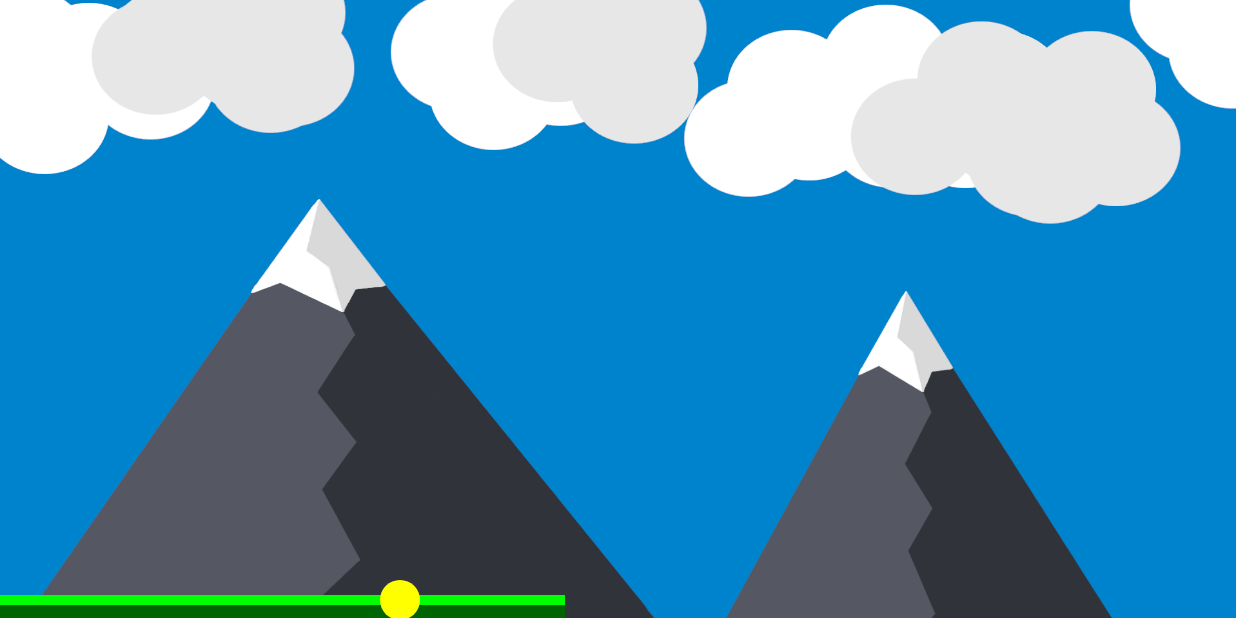
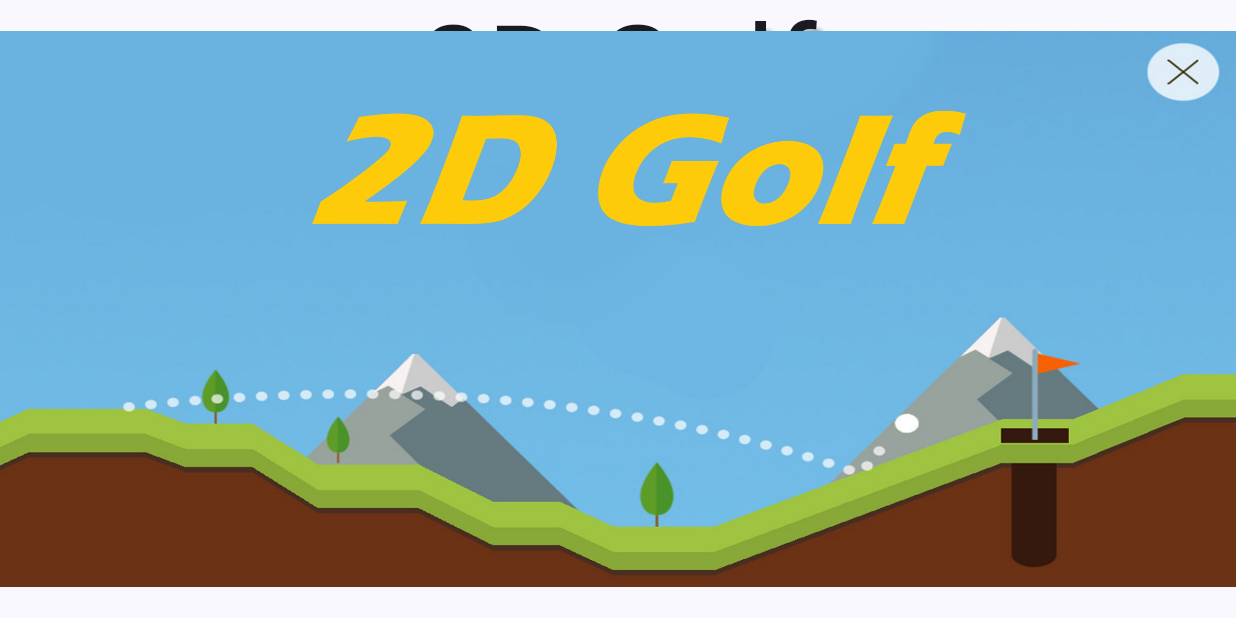
Before and after one commit to DavvveN/2D-Golf, an Android app built with Jetpack Compose: the screen it shows after launch (MainActivity), on a phone screen of 824 x 412 dp (held sideways). Run offline under Robolectric (Android 15) with nearby library versions, the phone set to English and light mode, and no system bars.

Commit message:
fixed movement vector and added startpage

```diff
--- a/app/src/main/java/com/example/a2d_golf/GameViewModel.kt
+++ b/app/src/main/java/com/example/a2d_golf/GameViewModel.kt
@@ -50,6 +50,11 @@ class GameViewModel(application: Application) : AndroidViewModel(application) {
 
         //TODO CHECK DIRECTION OF USER VECTOR
         val uF = bState.value.userForce.scale(physicsConst.USERFACTOR).scale(deltaTime)
+        if(uF.xPos != 0f ||uF.yPos != 0f){
+        Log.i("abcdefx",uF.yPos.toString())
+        Log.i("abcdefy",uF.yPos.toString())
+        }
+
 
         newVelocity.add(uF)
         _bState.value.userForce = Vector2.VectorConst.EMPTY
--- a/app/src/main/java/com/example/a2d_golf/MovementArrowState.kt
+++ b/app/src/main/java/com/example/a2d_golf/MovementArrowState.kt
@@ -16,7 +16,7 @@ data class MovementArrowState(
     }
 
     fun launchBall(){
-        _bState.value.userForce = position
+        _bState.value.userForce = position.sub(_bState.value.position)
         display = false
     }
 }
--- a/app/src/main/java/com/example/a2d_golf/consts/PhysicsConst.kt
+++ b/app/src/main/java/com/example/a2d_golf/consts/PhysicsConst.kt
@@ -3,6 +3,6 @@ package com.example.a2d_golf.consts
 data class PhysicsConst(
     val GRAVITY : Float  = 500f,
     val BOUNCE_FACTOR : Float = 0.8f,
-    val USERFACTOR : Float = 70f
+    val USERFACTOR : Float = 100f
 ) {
 }
--- a/app/src/main/java/com/example/a2d_golf/userinterface/MainActivity.kt
+++ b/app/src/main/java/com/example/a2d_golf/userinterface/MainActivity.kt
@@ -17,9 +17,9 @@ class MainActivity : ComponentActivity() {
                 // A surface container using the 'background' color from the theme
                 Surface(
                     modifier = Modifier.fillMaxSize(),
-                    color = MaterialTheme.colorScheme.background
+                    color = MaterialTheme.colorScheme.background,
                 ) {
-                    GameView();
+                    StartPage(modifier = Modifier)
                 }
             }
         }
--- /dev/null
+++ b/app/src/main/java/com/example/a2d_golf/userinterface/StartPage.kt
@@ -0,0 +1,55 @@
+package com.example.a2d_golf.userinterface
+
+import androidx.compose.foundation.Image
+import androidx.compose.foundation.gestures.detectDragGestures
+import androidx.compose.foundation.gestures.detectTapGestures
+import androidx.compose.foundation.layout.Box
+import androidx.compose.foundation.layout.Column
+import androidx.compose.foundation.layout.fillMaxSize
+import androidx.compose.foundation.layout.fillMaxWidth
+import androidx.compose.material3.Text
+import androidx.compose.runtime.Composable
+import androidx.compose.ui.Alignment
+import androidx.compose.ui.Modifier
+import androidx.compose.ui.geometry.Offset
+import androidx.compose.ui.graphics.Color
+import androidx.compose.ui.graphics.Shadow
+import androidx.compose.ui.input.pointer.pointerInput
+import androidx.compose.ui.res.painterResource
+import androidx.compose.ui.unit.sp
+import com.example.a2d_golf.R
+
+@Composable
+fun StartPage(modifier: Modifier) {
+    val offset = Offset(5.0f, 10.0f)
+
+    Box(
+        Modifier
+            .fillMaxSize()
+            .pointerInput(Unit) {
+                detectTapGestures {
+                    //TODO GAMEVIEW
+                }
+            }
+    ) {
+        Column(
+            modifier.fillMaxSize(),
+            horizontalAlignment = Alignment.CenterHorizontally,
+        ) {
+            Text(
+                text = "2D Golf",
+                style = androidx.compose.ui.text.TextStyle(
+                    fontSize = 80.sp,
+                    shadow = Shadow(
+                        color = Color.Gray, offset = offset, blurRadius = 3f
+                    )
+                ),
+            )
+        }
+        Image(
+            painter = painterResource(id = R.drawable.start_background),
+            contentDescription = null,
+            modifier.fillMaxSize()
+        )
+    }
+}
```
Also changed, not shown: app/src/main/res/drawable-nodpi/start_background.jpg (added), app/src/main/res/drawable-nodpi/test.png (added).
